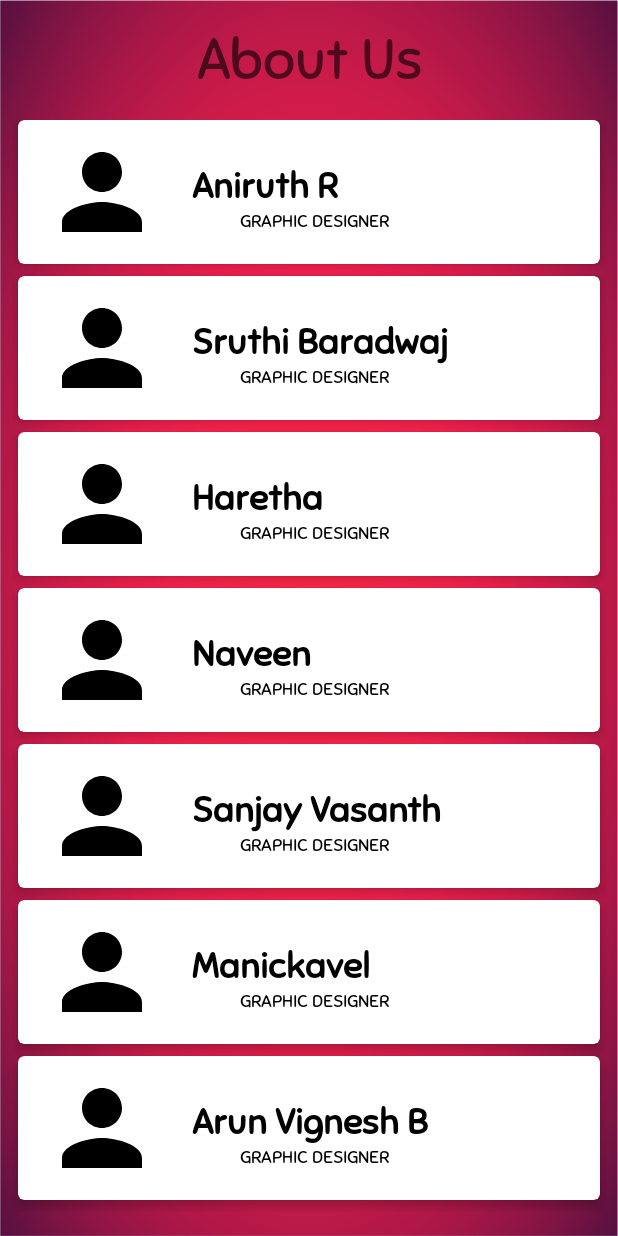
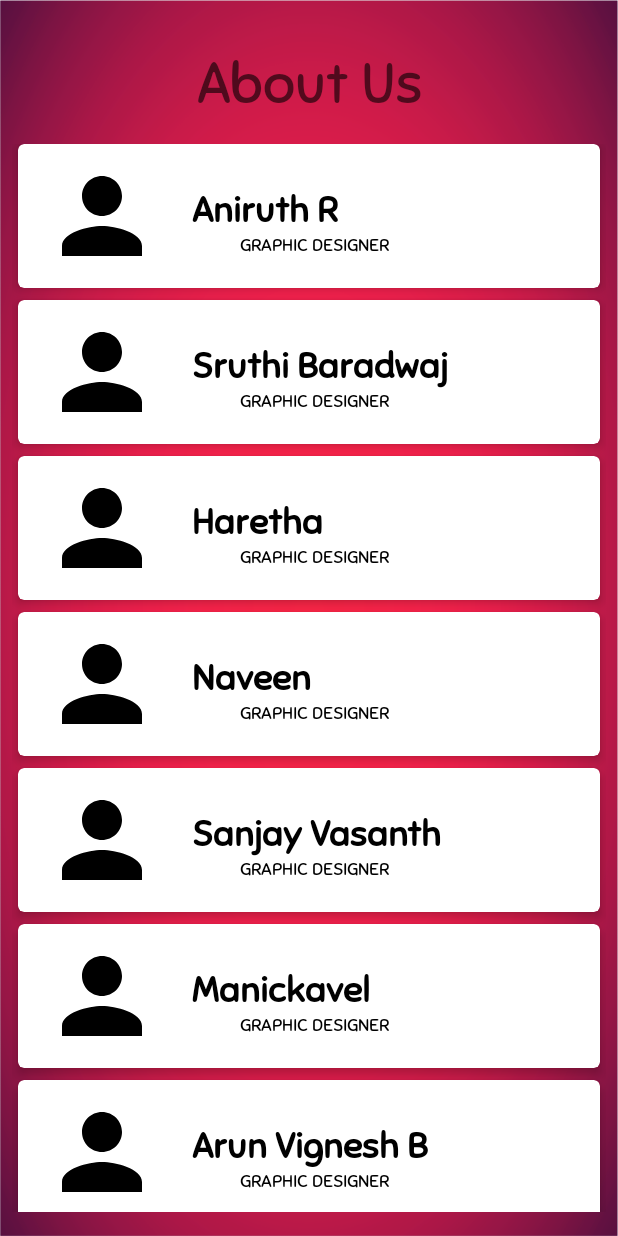
Before and after one commit to kavinraju/KS19_Participant_App, an Android app: the AboutUsApp screen opened directly, with no data from a screen before it, on a phone screen of 412 x 824 dp. Run offline under Robolectric (Android 15) with nearby library versions, the phone set to English and light mode, and no system bars; 2 statements that could not run were skipped.

```diff
--- a/app/src/main/res/layout/activity_about_us_app.xml
+++ b/app/src/main/res/layout/activity_about_us_app.xml
@@ -1,7 +1,8 @@
 <?xml version="1.0" encoding="utf-8"?>
 
 <!--<ScrollView xmlns:android="http://schemas.android.com/apk/res/android"--><!--xmlns:app="http://schemas.android.com/apk/res-auto"--><!--android:layout_height="match_parent"--><!--android:layout_width="match_parent">-->
-<LinearLayout xmlns:android="http://schemas.android.com/apk/res/android"
+<LinearLayout
+    xmlns:android="http://schemas.android.com/apk/res/android"
     xmlns:app="http://schemas.android.com/apk/res-auto"
     xmlns:tools="http://schemas.android.com/tools"
     android:layout_width="match_parent"
@@ -29,6 +30,7 @@
         android:gravity="center"
         android:hint="About Us"
         android:padding="8dp"
+        android:layout_marginTop="@dimen/margin_16dp"
         android:textColor="@color/white"
         android:textSize="38sp" />
 
```
